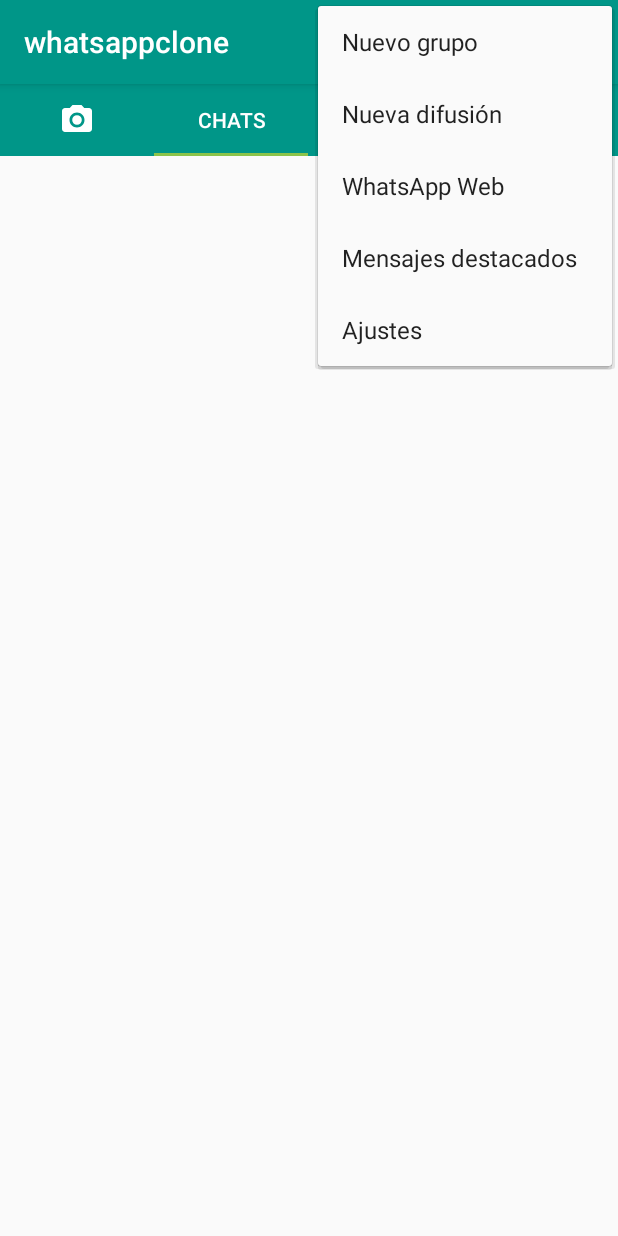
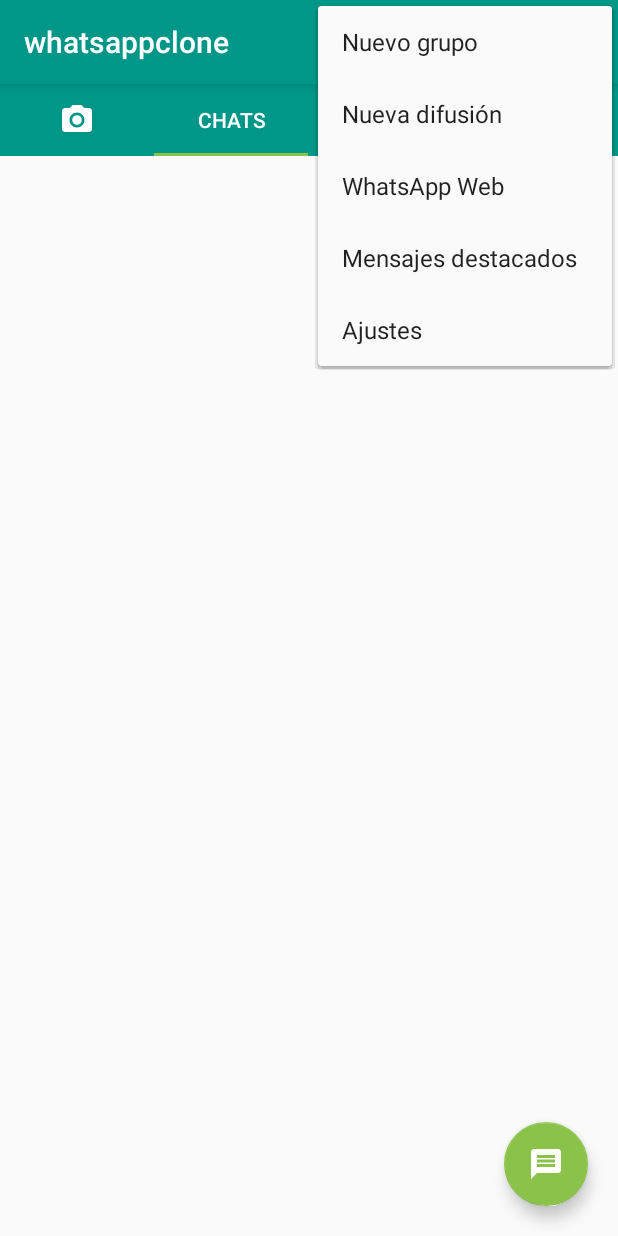
Before and after one commit to AlejandroGomezV/whatsapp-clone-android, an Android app: the screen it shows after launch (MainActivity), with the options menu open, on a phone screen of 412 x 824 dp. Run offline under Robolectric (Android 15) with nearby library versions, the phone set to English and light mode, and no system bars; our stand-ins replace Firebase (no records; nobody signed in at launch, a user with empty details on screens opened directly).

Commit message:
floating button

```diff
--- /dev/null
+++ b/whatsappclone/app/src/main/res/drawable/icono_message.xml
@@ -0,0 +1,5 @@
+<vector android:height="24dp" android:tint="#FFFFFF"
+    android:viewportHeight="24" android:viewportWidth="24"
+    android:width="24dp" xmlns:android="http://schemas.android.com/apk/res/android">
+    <path android:fillColor="@android:color/white" android:pathData="M20,2L4,2c-1.1,0 -1.99,0.9 -1.99,2L2,22l4,-4h14c1.1,0 2,-0.9 2,-2L22,4c0,-1.1 -0.9,-2 -2,-2zM18,14L6,14v-2h12v2zM18,11L6,11L6,9h12v2zM18,8L6,8L6,6h12v2z"/>
+</vector>
--- a/whatsappclone/app/src/main/res/layout/fragment_chats.xml
+++ b/whatsappclone/app/src/main/res/layout/fragment_chats.xml
@@ -1,11 +1,13 @@
 <?xml version="1.0" encoding="utf-8"?>
 <FrameLayout xmlns:android="http://schemas.android.com/apk/res/android"
+    xmlns:app="http://schemas.android.com/apk/res-auto"
     xmlns:tools="http://schemas.android.com/tools"
     android:layout_width="match_parent"
     android:layout_height="match_parent"
     tools:context=".controlador.Chats">
 
     <!-- TODO: Update blank fragment layout -->
+
     <RelativeLayout
         android:layout_width="match_parent"
         android:layout_height="match_parent">
@@ -14,6 +16,17 @@
             android:id="@+id/recyclerConversacion"
             android:layout_width="match_parent"
             android:layout_height="wrap_content" />
+
+        <com.google.android.material.floatingactionbutton.FloatingActionButton
+            android:id="@+id/floatingActionButton"
+            android:layout_width="wrap_content"
+            android:layout_height="wrap_content"
+            android:layout_alignParentEnd="true"
+            android:layout_alignParentBottom="true"
+            android:layout_marginHorizontal="20dp"
+            android:layout_marginVertical="20dp"
+            android:clickable="true"
+            android:src="@drawable/icono_message" />
     </RelativeLayout>
 
 </FrameLayout>
--- a/whatsappclone/app/src/main/res/layout/item_conversacion.xml
+++ b/whatsappclone/app/src/main/res/layout/item_conversacion.xml
@@ -21,7 +21,7 @@
             <ImageView
                 android:id="@+id/imageConversacion"
                 android:layout_width="125dp"
-                android:layout_height="125dp"
+                android:layout_height="65dp"
                 android:layout_marginLeft="10dp"
                 android:layout_marginTop="10dp"
                 android:layout_marginRight="10dp"
```
